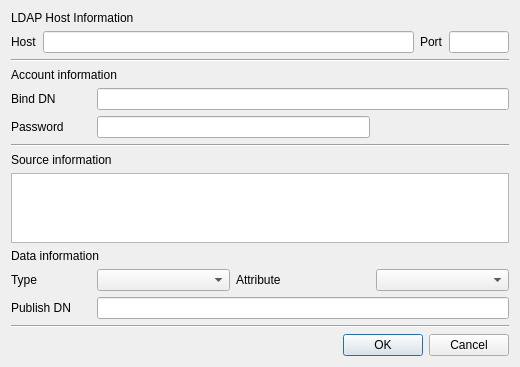
This is CertMan/pub_ldap_dlg.ui in jykim74/CertMan as Qt 5 draws it before an edit. The edited form follows.
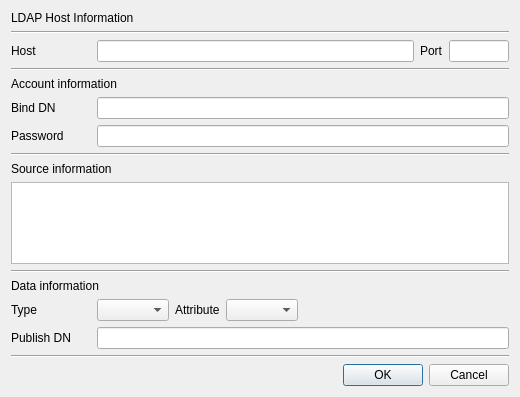
This is the edited form.

Patch:
```diff
--- a/CertMan/pub_ldap_dlg.ui
+++ b/CertMan/pub_ldap_dlg.ui
@@ -7,45 +7,28 @@
     <x>0</x>
     <y>0</y>
     <width>520</width>
-    <height>365</height>
+    <height>397</height>
    </rect>
   </property>
   <property name="windowTitle">
    <string>Publish ldap</string>
   </property>
-  <layout class="QGridLayout" name="gridLayout">
-   <item row="11" column="2">
-    <widget class="QLabel" name="label_11">
+  <layout class="QVBoxLayout" name="verticalLayout">
+   <item>
+    <widget class="QLabel" name="label">
      <property name="text">
-      <string>Attribute</string>
+      <string>LDAP Host Information</string>
      </property>
     </widget>
    </item>
-   <item row="3" column="0" colspan="4">
-    <widget class="Line" name="line">
+   <item>
+    <widget class="Line" name="line_4">
      <property name="orientation">
       <enum>Qt::Horizontal</enum>
      </property>
     </widget>
    </item>
-   <item row="7" column="0" colspan="4">
-    <widget class="Line" name="line_2">
-     <property name="orientation">
-      <enum>Qt::Horizontal</enum>
-     </property>
-    </widget>
-   </item>
-   <item row="8" column="0" colspan="3">
-    <widget class="QLabel" name="label_5">
-     <property name="text">
-      <string>Source information</string>
-     </property>
-    </widget>
-   </item>
-   <item row="5" column="1" colspan="3">
-    <widget class="QLineEdit" name="mBindDNText"/>
-   </item>
-   <item row="1" column="0" colspan="4">
+   <item>
     <layout class="QGridLayout" name="gridLayout_2">
      <property name="topMargin">
       <number>0</number>
@@ -55,6 +38,12 @@
      </item>
      <item row="0" column="0">
       <widget class="QLabel" name="label_2">
+       <property name="minimumSize">
+        <size>
+         <width>80</width>
+         <height>0</height>
+        </size>
+       </property>
        <property name="text">
         <string>Host</string>
        </property>
@@ -79,85 +68,184 @@
      </item>
     </layout>
    </item>
-   <item row="12" column="1" colspan="3">
-    <widget class="QLineEdit" name="mPublishDNText"/>
-   </item>
-   <item row="11" column="1">
-    <widget class="QComboBox" name="mTypeCombo"/>
-   </item>
-   <item row="6" column="0">
-    <widget class="QLabel" name="label_10">
-     <property name="text">
-      <string>Password</string>
-     </property>
-    </widget>
-   </item>
-   <item row="14" column="0" colspan="4">
-    <widget class="Line" name="line_3">
+   <item>
+    <widget class="Line" name="line">
      <property name="orientation">
       <enum>Qt::Horizontal</enum>
      </property>
     </widget>
    </item>
-   <item row="10" column="0" colspan="3">
-    <widget class="QLabel" name="label_6">
-     <property name="text">
-      <string>Data information</string>
-     </property>
-    </widget>
-   </item>
-   <item row="5" column="0">
-    <widget class="QLabel" name="label_4">
-     <property name="maximumSize">
-      <size>
-       <width>80</width>
-       <height>16777215</height>
-      </size>
-     </property>
-     <property name="text">
-      <string>Bind DN</string>
-     </property>
-    </widget>
-   </item>
-   <item row="12" column="0">
-    <widget class="QLabel" name="label_8">
-     <property name="text">
-      <string>Publish DN</string>
-     </property>
-    </widget>
-   </item>
-   <item row="4" column="0" colspan="3">
+   <item>
     <widget class="QLabel" name="label_3">
      <property name="text">
       <string>Account information</string>
      </property>
     </widget>
    </item>
-   <item row="9" column="0" colspan="4">
+   <item>
+    <layout class="QGridLayout" name="gridLayout">
+     <property name="topMargin">
+      <number>0</number>
+     </property>
+     <item row="0" column="0">
+      <widget class="QLabel" name="label_4">
+       <property name="minimumSize">
+        <size>
+         <width>80</width>
+         <height>0</height>
+        </size>
+       </property>
+       <property name="maximumSize">
+        <size>
+         <width>80</width>
+         <height>16777215</height>
+        </size>
+       </property>
+       <property name="text">
+        <string>Bind DN</string>
+       </property>
+      </widget>
+     </item>
+     <item row="0" column="1">
+      <widget class="QLineEdit" name="mBindDNText"/>
+     </item>
+    </layout>
+   </item>
+   <item>
+    <layout class="QGridLayout" name="gridLayout_3">
+     <property name="topMargin">
+      <number>0</number>
+     </property>
+     <item row="0" column="0">
+      <widget class="QLabel" name="label_10">
+       <property name="minimumSize">
+        <size>
+         <width>80</width>
+         <height>0</height>
+        </size>
+       </property>
+       <property name="text">
+        <string>Password</string>
+       </property>
+      </widget>
+     </item>
+     <item row="0" column="1">
+      <widget class="QLineEdit" name="mPasswordText"/>
+     </item>
+    </layout>
+   </item>
+   <item>
+    <widget class="Line" name="line_2">
+     <property name="orientation">
+      <enum>Qt::Horizontal</enum>
+     </property>
+    </widget>
+   </item>
+   <item>
+    <widget class="QLabel" name="label_5">
+     <property name="text">
+      <string>Source information</string>
+     </property>
+    </widget>
+   </item>
+   <item>
     <widget class="QTextEdit" name="mInfoText">
      <property name="readOnly">
       <bool>true</bool>
      </property>
     </widget>
    </item>
-   <item row="0" column="0" colspan="3">
-    <widget class="QLabel" name="label">
+   <item>
+    <widget class="Line" name="line_5">
+     <property name="orientation">
+      <enum>Qt::Horizontal</enum>
+     </property>
+    </widget>
+   </item>
+   <item>
+    <widget class="QLabel" name="label_6">
      <property name="text">
-      <string>LDAP Host Information</string>
+      <string>Data information</string>
      </property>
     </widget>
    </item>
-   <item row="11" column="3">
-    <widget class="QComboBox" name="mAttributeCombo"/>
+   <item>
+    <layout class="QGridLayout" name="gridLayout_4">
+     <property name="topMargin">
+      <number>0</number>
+     </property>
+     <item row="0" column="3">
+      <widget class="QComboBox" name="mAttributeCombo"/>
+     </item>
+     <item row="0" column="0">
+      <widget class="QLabel" name="label_7">
+       <property name="minimumSize">
+        <size>
+         <width>80</width>
+         <height>0</height>
+        </size>
+       </property>
+       <property name="text">
+        <string>Type</string>
+       </property>
+      </widget>
+     </item>
+     <item row="0" column="2">
+      <widget class="QLabel" name="label_11">
+       <property name="text">
+        <string>Attribute</string>
+       </property>
+      </widget>
+     </item>
+     <item row="0" column="1">
+      <widget class="QComboBox" name="mTypeCombo"/>
+     </item>
+     <item row="0" column="4">
+      <spacer name="horizontalSpacer">
+       <property name="orientation">
+        <enum>Qt::Horizontal</enum>
+       </property>
+       <property name="sizeHint" stdset="0">
+        <size>
+         <width>40</width>
+         <height>20</height>
+        </size>
+       </property>
+      </spacer>
+     </item>
+    </layout>
    </item>
-   <item row="11" column="0">
-    <widget class="QLabel" name="label_7">
-     <property name="text">
-      <string>Type</string>
+   <item>
+    <layout class="QGridLayout" name="gridLayout_5">
+     <property name="topMargin">
+      <number>0</number>
      </property>
+     <item row="0" column="0">
+      <widget class="QLabel" name="label_8">
+       <property name="minimumSize">
+        <size>
+         <width>80</width>
+         <height>0</height>
+        </size>
+       </property>
+       <property name="text">
+        <string>Publish DN</string>
+       </property>
+      </widget>
+     </item>
+     <item row="0" column="1">
+      <widget class="QLineEdit" name="mPublishDNText"/>
+     </item>
+    </layout>
+   </item>
+   <item>
+    <widget class="Line" name="line_3">
+     <property name="orientation">
+      <enum>Qt::Horizontal</enum>
+     </property>
     </widget>
    </item>
-   <item row="15" column="2" colspan="2">
+   <item>
     <widget class="QDialogButtonBox" name="buttonBox">
      <property name="orientation">
       <enum>Qt::Horizontal</enum>
@@ -167,22 +255,6 @@
      </property>
     </widget>
    </item>
-   <item row="6" column="1" colspan="2">
-    <widget class="QLineEdit" name="mPasswordText"/>
-   </item>
-   <item row="13" column="1">
-    <spacer name="verticalSpacer">
-     <property name="orientation">
-      <enum>Qt::Vertical</enum>
-     </property>
-     <property name="sizeHint" stdset="0">
-      <size>
-       <width>20</width>
-       <height>40</height>
-      </size>
-     </property>
-    </spacer>
-   </item>
   </layout>
  </widget>
  <tabstops>
```
Left out of the diff: 5 changed lines with no effect on the pictures.
